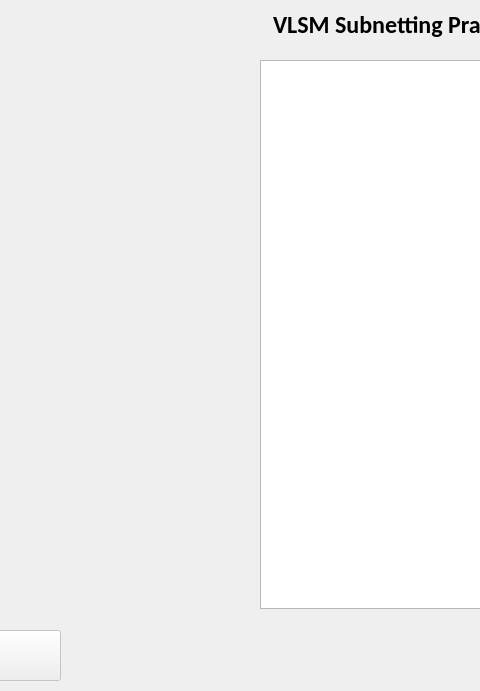
Old version of the form VLSMSubnettingPracticeUI/vlsmsubnettingpracticeui.ui in the repository davidxvuong/VLSMSubnettingPractice; both pictures show x 300 to 780 and y 0 to 691 of the 1400 by 691 pixel window.
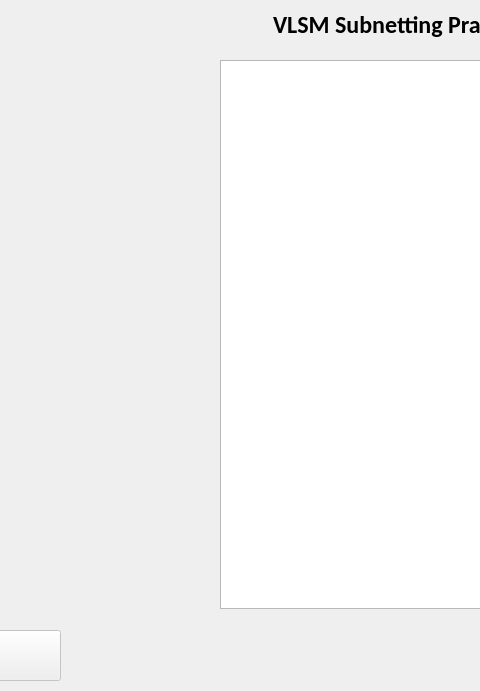
New version of the form.

Diff of the .ui file:
```diff
--- a/VLSMSubnettingPracticeUI/vlsmsubnettingpracticeui.ui
+++ b/VLSMSubnettingPracticeUI/vlsmsubnettingpracticeui.ui
@@ -45,7 +45,7 @@
     <rect>
      <x>10</x>
      <y>49</y>
-     <width>521</width>
+     <width>491</width>
      <height>571</height>
     </rect>
    </property>
@@ -71,9 +71,9 @@
   <widget class="QWidget" name="horizontalLayoutWidget_2">
    <property name="geometry">
     <rect>
-     <x>549</x>
+     <x>509</x>
      <y>49</y>
-     <width>841</width>
+     <width>881</width>
      <height>571</height>
     </rect>
    </property>
```
